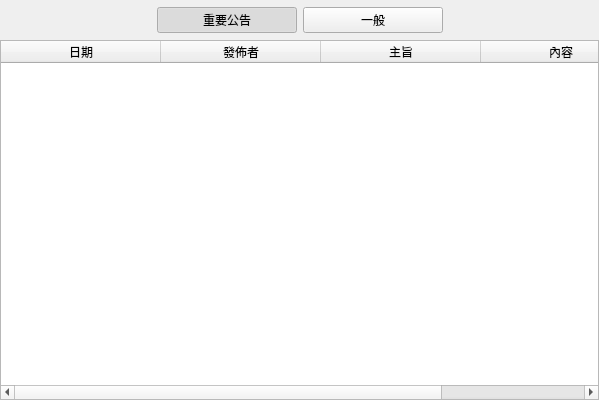
Old version of the form src/AdbClient/LayerBulletin.ui in the repository roger0816/Adb.
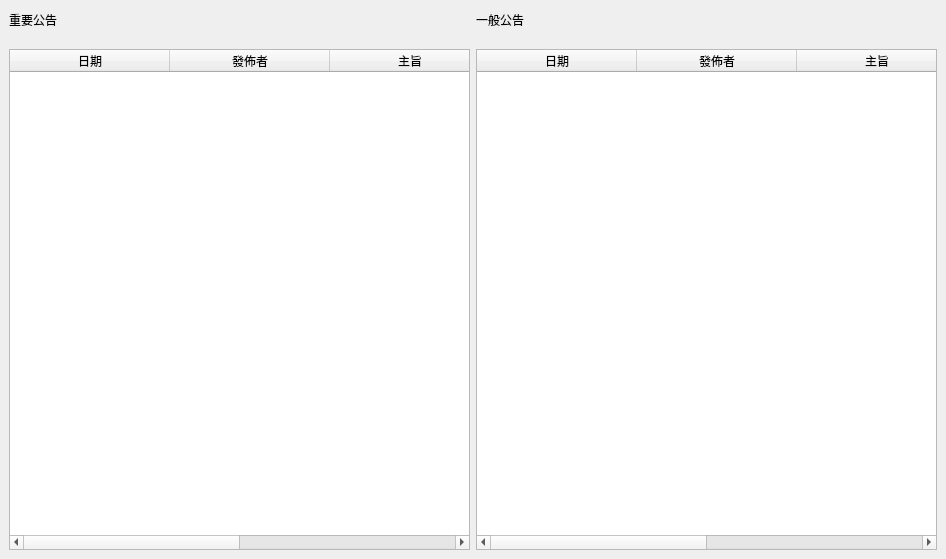
New version of the form.

The edit to the form file:
```diff
--- a/src/AdbClient/LayerBulletin.ui
+++ b/src/AdbClient/LayerBulletin.ui
@@ -6,8 +6,8 @@
    <rect>
     <x>0</x>
     <y>0</y>
-    <width>599</width>
-    <height>400</height>
+    <width>946</width>
+    <height>559</height>
    </rect>
   </property>
   <property name="windowTitle">
@@ -45,66 +45,19 @@
        <number>0</number>
       </property>
       <item>
-       <spacer name="horizontalSpacer">
-        <property name="orientation">
-         <enum>Qt::Horizontal</enum>
-        </property>
-        <property name="sizeHint" stdset="0">
-         <size>
-          <width>40</width>
-          <height>20</height>
-         </size>
-        </property>
-       </spacer>
-      </item>
-      <item>
-       <widget class="QPushButton" name="btn0">
-        <property name="minimumSize">
-         <size>
-          <width>140</width>
-          <height>0</height>
-         </size>
-        </property>
+       <widget class="QLabel" name="label">
         <property name="text">
          <string>重要公告</string>
         </property>
-        <property name="checkable">
-         <bool>true</bool>
-        </property>
-        <property name="checked">
-         <bool>true</bool>
-        </property>
        </widget>
       </item>
       <item>
-       <widget class="QPushButton" name="btn1">
-        <property name="minimumSize">
-         <size>
-          <width>140</width>
-          <height>0</height>
-         </size>
-        </property>
+       <widget class="QLabel" name="label_2">
         <property name="text">
-         <string>一般</string>
-        </property>
-        <property name="checkable">
-         <bool>true</bool>
+         <string>一般公告</string>
         </property>
        </widget>
       </item>
-      <item>
-       <spacer name="horizontalSpacer_2">
-        <property name="orientation">
-         <enum>Qt::Horizontal</enum>
-        </property>
-        <property name="sizeHint" stdset="0">
-         <size>
-          <width>40</width>
-          <height>20</height>
-         </size>
-        </property>
-       </spacer>
-      </item>
      </layout>
     </widget>
    </item>
@@ -114,23 +67,8 @@
       <number>0</number>
      </property>
      <widget class="QWidget" name="page">
-      <layout class="QGridLayout" name="gridLayout_5">
-       <property name="leftMargin">
-        <number>0</number>
-       </property>
-       <property name="topMargin">
-        <number>0</number>
-       </property>
-       <property name="rightMargin">
-        <number>0</number>
-       </property>
-       <property name="bottomMargin">
-        <number>0</number>
-       </property>
-       <property name="spacing">
-        <number>0</number>
-       </property>
-       <item row="0" column="0">
+      <layout class="QHBoxLayout" name="horizontalLayout_2">
+       <item>
         <widget class="QTableWidget" name="tbTop">
          <property name="editTriggers">
           <set>QAbstractItemView::NoEditTriggers</set>
@@ -166,6 +104,42 @@
          </column>
         </widget>
        </item>
+       <item>
+        <widget class="QTableWidget" name="tbSys">
+         <property name="editTriggers">
+          <set>QAbstractItemView::NoEditTriggers</set>
+         </property>
+         <property name="selectionBehavior">
+          <enum>QAbstractItemView::SelectRows</enum>
+         </property>
+         <attribute name="horizontalHeaderDefaultSectionSize">
+          <number>160</number>
+         </attribute>
+         <attribute name="horizontalHeaderStretchLastSection">
+          <bool>true</bool>
+         </attribute>
+         <column>
+          <property name="text">
+           <string>日期</string>
+          </property>
+         </column>
+         <column>
+          <property name="text">
+           <string>發佈者</string>
+          </property>
+         </column>
+         <column>
+          <property name="text">
+           <string>主旨</string>
+          </property>
+         </column>
+         <column>
+          <property name="text">
+           <string>內容</string>
+          </property>
+         </column>
+        </widget>
+       </item>
       </layout>
      </widget>
      <widget class="QWidget" name="page_2">
@@ -185,42 +159,6 @@
        <property name="spacing">
         <number>0</number>
        </property>
-       <item row="0" column="0">
-        <widget class="QTableWidget" name="tbSys">
-         <property name="editTriggers">
-          <set>QAbstractItemView::NoEditTriggers</set>
-         </property>
-         <property name="selectionBehavior">
-          <enum>QAbstractItemView::SelectRows</enum>
-         </property>
-         <attribute name="horizontalHeaderDefaultSectionSize">
-          <number>160</number>
-         </attribute>
-         <attribute name="horizontalHeaderStretchLastSection">
-          <bool>true</bool>
-         </attribute>
-         <column>
-          <property name="text">
-           <string>日期</string>
-          </property>
-         </column>
-         <column>
-          <property name="text">
-           <string>發佈者</string>
-          </property>
-         </column>
-         <column>
-          <property name="text">
-           <string>主旨</string>
-          </property>
-         </column>
-         <column>
-          <property name="text">
-           <string>內容</string>
-          </property>
-         </column>
-        </widget>
-       </item>
       </layout>
      </widget>
     </widget>
```
